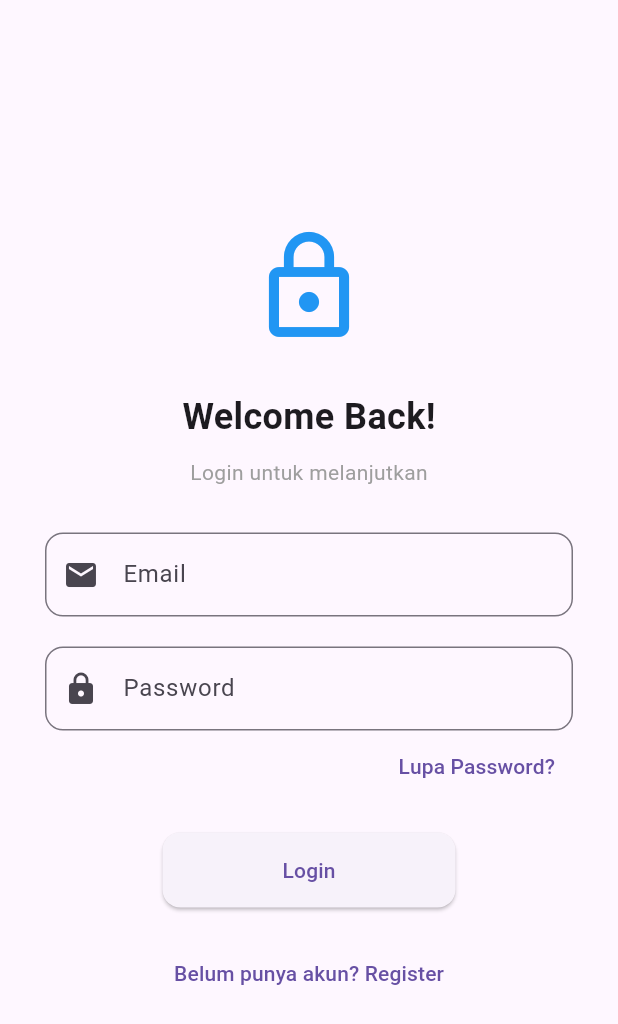
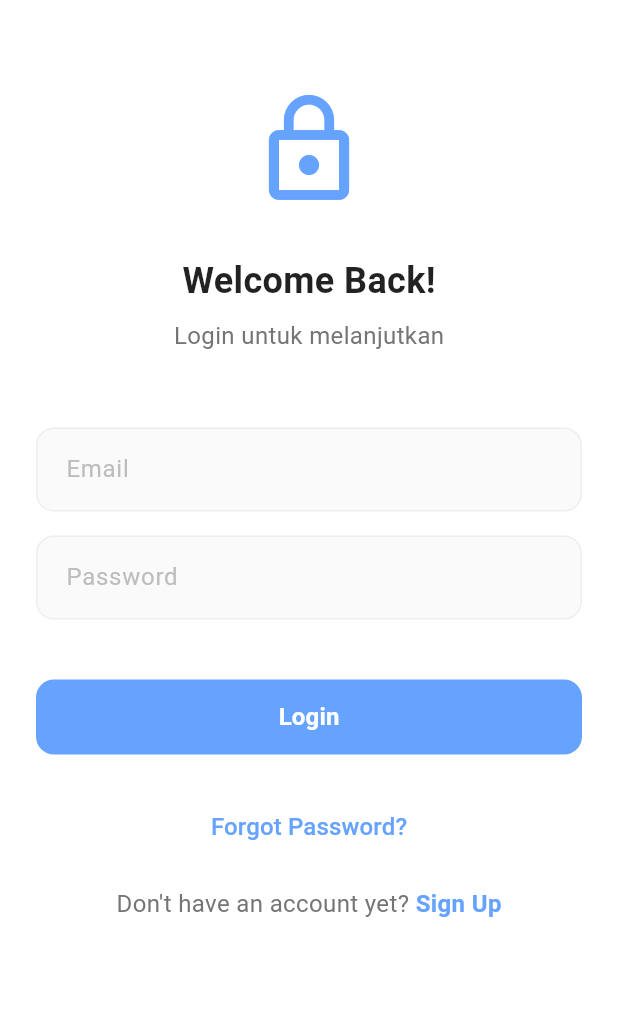
Before and after one commit to georgewin18/ProjectMobile-app, a Flutter app: the screen it shows after launch, on a phone screen of 412 x 824 dp. Shown: the top 1024 px of the screen. Run offline on Flutter 3.47's test engine with Material 3 defaults, Android fonts, the phone set to English and light mode, and no system bars; our stand-ins replace app_links, flutter_dotenv, supabase_flutter; accounts and stored records are empty.

Commit message:
Give some style to the login page

```diff
--- a/lib/pages/login_page.dart
+++ b/lib/pages/login_page.dart
@@ -65,76 +65,172 @@ class _LoginPageState extends State<LoginPage> {
   @override
   Widget build(BuildContext context) {
     return Scaffold(
-      body: Center(
+      backgroundColor: Colors.white,
+      body: SafeArea(
         child: SingleChildScrollView(
-          padding: const EdgeInsets.symmetric(horizontal: 30, vertical: 50),
+          padding: const EdgeInsets.symmetric(horizontal: 24, vertical: 20),
           child: Form(
             key: _formKey,
             child: Column(
               children: [
-                Icon(Icons.lock_outline, size: 80, color: Colors.blue),
+                SizedBox(height: 40),
+
+                // Padlock Icon
+                Icon(
+                  Icons.lock_outline,
+                  size: 80,
+                  color: Color(0xFF66A3FE)
+                ),
                 SizedBox(height: 30),
+
+                // Welcome Text
                 Text(
                   'Welcome Back!',
-                  style: TextStyle(fontSize: 24, fontWeight: FontWeight.bold),
+                  style: TextStyle(
+                    fontSize: 24,
+                    fontWeight: FontWeight.bold,
+                    color: Colors.black87,
                   ),
-                SizedBox(height: 10),
-                Text('Login untuk melanjutkan', style: TextStyle(color: Colors.grey)),
-                SizedBox(height: 30),
+                ),
+                SizedBox(height: 8),
+                Text(
+                  'Login untuk melanjutkan',
+                  style: TextStyle(
+                    color: Colors.grey[600],
+                    fontSize: 16,
+                  )
+                ),
+                SizedBox(height: 50),
+
+                // Email Field
                 TextFormField(
                   controller: emailController,
                   decoration: InputDecoration(
-                    labelText: 'Email',
-                    border: OutlineInputBorder(borderRadius: BorderRadius.circular(12)),
-                    prefixIcon: Icon(Icons.email),
+                    hintText: 'Email',
+                    hintStyle: TextStyle(color: Colors.grey[400]),
+                    filled: true,
+                    fillColor: Colors.grey[50],
+                    border: OutlineInputBorder(
+                      borderRadius: BorderRadius.circular(12),
+                      borderSide: BorderSide(color: Colors.grey[200]!),
+                    ),
+                    enabledBorder: OutlineInputBorder(
+                      borderRadius: BorderRadius.circular(12),
+                      borderSide: BorderSide(color: Colors.grey[200]!),
+                    ),
+                    focusedBorder: OutlineInputBorder(
+                      borderRadius: BorderRadius.circular(12),
+                      borderSide: BorderSide(color: Color(0xFF66A3FE), width: 1),
+                    ),
+                    contentPadding: EdgeInsets.symmetric(horizontal: 16, vertical: 16),
                   ),
                   validator: (value) {
                     if (value == null || !value.contains('@')) return 'Masukkan email yang valid';
                     return null;
                   },
                 ),
-                SizedBox(height: 20),
+                SizedBox(height: 16),
+
+                // Password Field
                 TextFormField(
                   controller: passwordController,
                   obscureText: true,
                   decoration: InputDecoration(
-                    labelText: 'Password',
-                    border: OutlineInputBorder(borderRadius: BorderRadius.circular(12)),
-                    prefixIcon: Icon(Icons.lock),
+                    hintText: 'Password',
+                    hintStyle: TextStyle(color: Colors.grey[400]),
+                    filled: true,
+                    fillColor: Colors.grey[50],
+                    border: OutlineInputBorder(
+                      borderRadius: BorderRadius.circular(12),
+                      borderSide: BorderSide(color: Colors.grey[200]!),
+                    ),
+                    enabledBorder: OutlineInputBorder(
+                      borderRadius: BorderRadius.circular(12),
+                      borderSide: BorderSide(color: Colors.grey[200]!),
+                    ),
+                    focusedBorder: OutlineInputBorder(
+                      borderRadius: BorderRadius.circular(12),
+                      borderSide: BorderSide(color: Color(0xFF66A3FE), width: 1),
+                    ),
+                    contentPadding: EdgeInsets.symmetric(horizontal: 16, vertical: 16),
                   ),
                   validator: (value) {
                     if (value == null || value.length < 6) return 'Minimal 6 karakter';
                     return null;
                   },
                 ),
-                Align(
-                  alignment: Alignment.centerRight,
-                  child: TextButton(
-                    onPressed: _forgotPassword,
-                    child: Text('Lupa Password?'),
-                  ),
-                ),
-                SizedBox(height: 20),
-                isLoading
-                    ? CircularProgressIndicator()
+                SizedBox(height: 40),
+
+                // Login Button
+                SizedBox(
+                  width: double.infinity,
+                  height: 50,
+                  child: isLoading
+                      ? Center(child: CircularProgressIndicator(color: Color(0xFF66A3FE)))
                       : ElevatedButton(
                           onPressed: _login,
                           style: ElevatedButton.styleFrom(
-                    padding: EdgeInsets.symmetric(horizontal: 80, vertical: 15),
+                            backgroundColor: Color(0xFF66A3FE),
+                            foregroundColor: Colors.white,
+                            elevation: 0,
                             shape: RoundedRectangleBorder(
                               borderRadius: BorderRadius.circular(12),
                             ),
                           ),
-                  child: Text('Login'),
+                          child: Text(
+                            'Login',
+                            style: TextStyle(
+                              fontSize: 16,
+                              fontWeight: FontWeight.w600,
                             ),
-                SizedBox(height: 20),
+                          ),
+                        ),
+                ),
+                SizedBox(height: 24),
+
+                // Forgot Password
                 TextButton(
-                  onPressed: () {
-                    Navigator.push(context,
-                        MaterialPageRoute(builder: (_) => RegisterPage()));
+                  onPressed: _forgotPassword,
+                  child: Text(
+                    'Forgot Password?',
+                    style: TextStyle(
+                      color: Color(0xFF66A3FE),
+                      fontSize: 16,
+                      fontWeight: FontWeight.w500,
+                    ),
+                  ),
+                ),
+                SizedBox(height: 16),
+
+                // Sign Up Link
+                Row(
+                  mainAxisAlignment: MainAxisAlignment.center,
+                  children: [
+                    Text(
+                      "Don't have an account yet? ",
+                      style: TextStyle(
+                        color: Colors.grey[600],
+                        fontSize: 16,
+                      ),
+                    ),
+                    GestureDetector(
+                      onTap: () {
+                        Navigator.push(
+                          context,
+                          MaterialPageRoute(builder: (_) => RegisterPage())
+                        );
                       },
-                  child: Text("Belum punya akun? Register"),
-                )
+                      child: Text(
+                        'Sign Up',
+                        style: TextStyle(
+                          color: Color(0xFF66A3FE),
+                          fontSize: 16,
+                          fontWeight: FontWeight.w600,
+                        ),
+                      ),
+                    ),
+                  ],
+                ),
               ],
             ),
           ),
```
Lines whose indentation alone changed are shown as unchanged.
